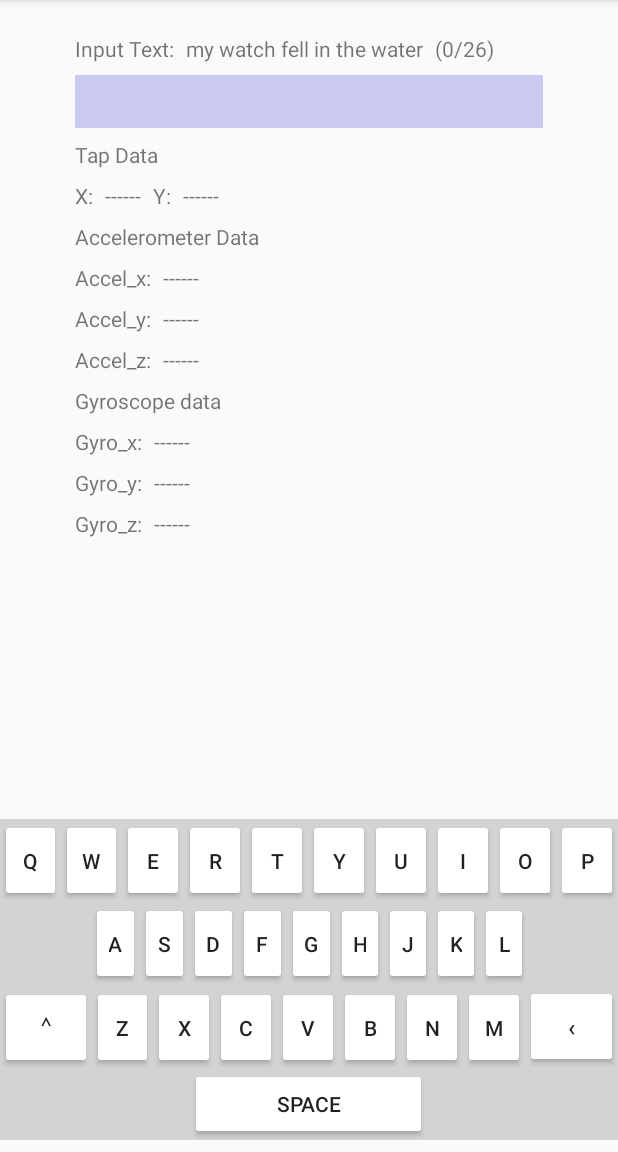
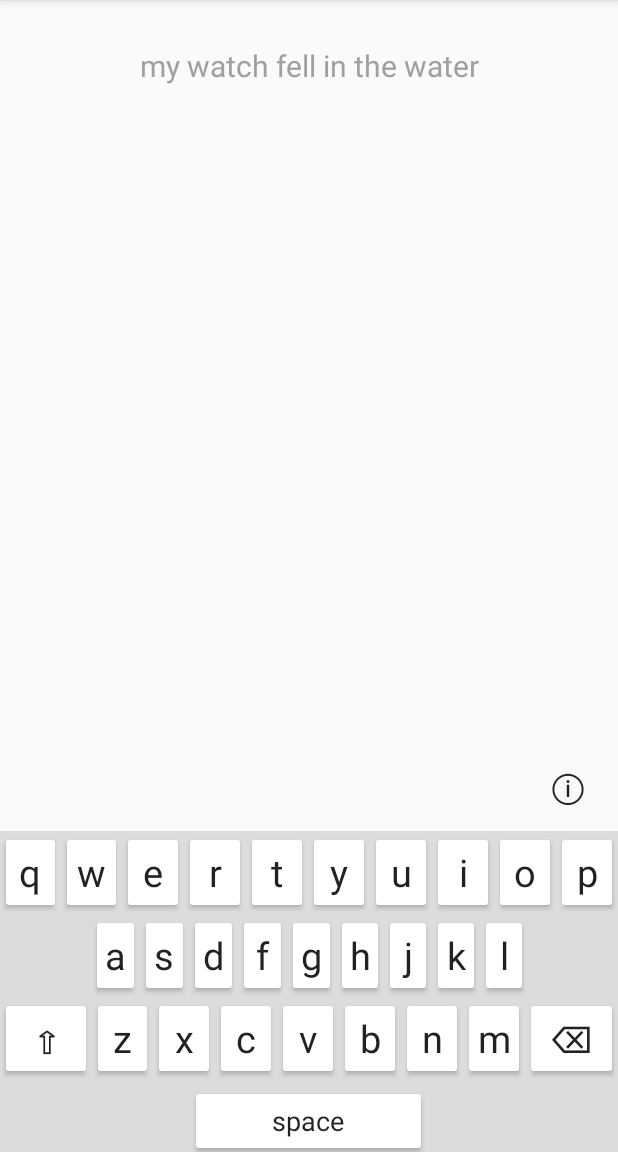
Before and after one commit to ErikLoo/Text-Entry-Data-Collector, an Android app: the screen it shows after launch (MainActivity), on a phone screen of 412 x 824 dp, the part 84-1236 px from its top. Run offline under Robolectric (Android 15) with nearby library versions, the phone set to English and light mode, and no system bars; libraries missing offline, so code that uses them is left out: org.apache.poi; 13 statements that could not run were skipped.

Commit message:
1.Reworked edit text. 2.reworked some the button icons. 3.The sensor are set hidden from the user by default. 4. Made the text appear bigger on each key

```diff
--- a/app/build.gradle
+++ b/app/build.gradle
@@ -4,7 +4,7 @@ android {
     compileSdkVersion 28
     defaultConfig {
         applicationId "com.example.myapplication"
-        minSdkVersion 15
+        minSdkVersion 16
         targetSdkVersion 28
         versionCode 1
         versionName "1.0"
--- /dev/null
+++ b/app/src/main/java/com/example/inAppKeyboard/InputStatusTracker.java
@@ -0,0 +1,5 @@
+package com.example.inAppKeyboard;
+
+public interface InputStatusTracker {
+    void updateCharCount();
+}
--- a/app/src/main/java/com/example/inAppKeyboard/MainActivity.java
+++ b/app/src/main/java/com/example/inAppKeyboard/MainActivity.java
@@ -4,21 +4,29 @@ import android.Manifest;
 import android.app.Activity;
 import android.content.Context;
 import android.content.pm.PackageManager;
+import android.graphics.Color;
 import android.hardware.Sensor;
 import android.hardware.SensorEvent;
 import android.hardware.SensorEventListener;
 import android.hardware.SensorManager;
+import android.support.constraint.ConstraintLayout;
 import android.support.v4.app.ActivityCompat;
 import android.support.v7.app.AppCompatActivity;
 import android.os.Bundle;
 import android.text.Editable;
 import android.text.InputType;
+import android.text.Spannable;
+import android.text.SpannableString;
 import android.text.TextWatcher;
+import android.text.style.ForegroundColorSpan;
 import android.util.Log;
+import android.view.Gravity;
 import android.view.MotionEvent;
 import android.view.View;
 import android.view.inputmethod.EditorInfo;
 import android.view.inputmethod.InputConnection;
+import android.view.inputmethod.InputMethod;
+import android.view.inputmethod.InputMethodManager;
 import android.widget.Button;
 import android.widget.EditText;
 import android.widget.TextView;
@@ -42,7 +50,7 @@ import java.io.IOException;
 import java.io.InputStream;
 import java.io.InputStreamReader;
 
-public class MainActivity extends AppCompatActivity {
+public class MainActivity extends AppCompatActivity implements InputStatusTracker {
     private TextView touch_x,touch_y;
     private MyCharacterKeyboard keyboard;
     private String inputText;
@@ -60,6 +68,13 @@ public class MainActivity extends AppCompatActivity {
     private TextView accel_x,accel_y,accel_z;
     private TextView gyro_x,gyro_y,gyro_z;
     private TextView char_count;
+
+    private Button show_data_but;
+    private ConstraintLayout data_view;
+
+    private EditText editText;
+    private Button next_but;
+
     @Override
     protected void onCreate(Bundle savedInstanceState) {
         super.onCreate(savedInstanceState);
@@ -70,7 +85,9 @@ public class MainActivity extends AppCompatActivity {
         touch_y = (TextView) findViewById(R.id.touch_y);
 
 //        initalize keyboard
-        final EditText editText = (EditText) findViewById(R.id.editText);
+//        final EditText editText = (EditText) findViewById(R.id.editText);
+        editText = (EditText) findViewById(R.id.editText);
+
         keyboard = (MyCharacterKeyboard) findViewById(R.id.character_keyboard);
         editText.setRawInputType(InputType.TYPE_CLASS_TEXT);
         editText.setTextIsSelectable(true);
@@ -78,11 +95,19 @@ public class MainActivity extends AppCompatActivity {
 
         ReadTextFile();
 
+//       read the first line of the txt file
+        inputText = readTextLine();
 
-//        read the first line of the txt file
-        inputText = readTextLine();
+//        Spannable WordtoSpan = new SpannableString(inputText);
+//        WordtoSpan.setSpan(new ForegroundColorSpan(Color.BLUE), 0, 6, Spannable.SPAN_EXCLUSIVE_EXCLUSIVE);
+//        editText.setText(WordtoSpan);
+
         input_text_view = (TextView) findViewById(R.id.input_text);
         input_text_view.setText(inputText);
+
+        editText.setText(inputText);
+        editText.setTextColor(Color.rgb(160,160,160));
+//        editText.setTextColor(color.);
 
         char_count = (TextView) findViewById(R.id.char_count);
         char_count.setText("(0/"+inputText.length()+")");
@@ -90,6 +115,7 @@ public class MainActivity extends AppCompatActivity {
 //        editText.setCursorVisible(true);
 //      add cursor
         editText.requestFocus();
+        editText.setSelection(0);
 
         InputConnection ic = editText.onCreateInputConnection(new EditorInfo());
         keyboard.setInputConnection(ic);
@@ -112,38 +138,20 @@ public class MainActivity extends AppCompatActivity {
         gyro_y = (TextView) findViewById(R.id.gyro_y);
         gyro_z = (TextView) findViewById(R.id.gyro_z);
 
-        final Button next_but = (Button) findViewById(R.id.next_but);
+//        final Button next_but = (Button) findViewById(R.id.next_but);
+        next_but = (Button) findViewById(R.id.next_but);
 
-        editText.addTextChangedListener(new TextWatcher() {
+//        hide the native keyboard if the editTExt is clicked
+        editText.setOnClickListener(new View.OnClickListener() {
             @Override
-            public void beforeTextChanged(CharSequence charSequence, int i, int i1, int i2) {
-
-            }
-
-            @Override
-            public void onTextChanged(CharSequence charSequence, int i, int i1, int i2) {
-                int strLen = charSequence.length();
-//                String t_x = touch_x.getText().toString();
-//                String t_y = touch_y.getText().toString();
-//
-                char_count.setText("("+strLen + "/"+inputText.length()+")");
-
-                if (strLen == inputText.length()){
-//                    make the button visible it the length is reached
-                    next_but.setVisibility(View.VISIBLE);
-//                    output a excel file to storage
-                }
-                else{
-                    next_but.setVisibility(View.INVISIBLE);
-                }
-
-            }
-
-            @Override
-            public void afterTextChanged(Editable editable) {
-
+            public void onClick(View view) {
+//                disable the keyboard
+                InputMethodManager imm = (InputMethodManager)getSystemService(Context.INPUT_METHOD_SERVICE);
+                imm.hideSoftInputFromWindow(view.getWindowToken(),0);
+                editText.setSelection(keyboard.getCursorPos());
             }
         });
+
 
         next_but.setOnClickListener(new View.OnClickListener() {
             @Override
@@ -154,6 +162,36 @@ public class MainActivity extends AppCompatActivity {
 //                read the next line of text
                 inputText = readTextLine();
                 input_text_view.setText(inputText);
+                editText.setText(inputText);
+                if (inputText!=null){char_count.setText("(0/"+inputText.length()+")");}
+                keyboard.reset_cursor();
+                next_but.setVisibility(View.INVISIBLE);
+
+            }
+        });
+
+        show_data_but = (Button) findViewById(R.id.show_data);
+//        show_data_but.setText("SHOW");
+
+        data_view = (ConstraintLayout) findViewById(R.id.data_view);
+
+        data_view.setVisibility(View.INVISIBLE);
+
+        show_data_but.setOnClickListener(new View.OnClickListener() {
+            @Override
+            public void onClick(View view) {
+                if (data_view.getVisibility()==View.VISIBLE){
+                    data_view.setVisibility(View.INVISIBLE);
+//                    show_data_but.setText("SHOW");
+//                    editText.setVisibility(View.INVISIBLE);
+                }
+                else{
+                    data_view.setVisibility(View.VISIBLE);
+//                    show_data_but.setText("HIDE");
+//                    editText.setVisibility(View.VISIBLE);
+//                    editText.requestFocus();
+
+                }
             }
         });
 
@@ -174,7 +212,10 @@ public class MainActivity extends AppCompatActivity {
             string = reader.readLine();
             if (string == null){
 //                close the stream is the end has been reached
-                Toast.makeText(getApplicationContext(),"All tasks complete",Toast.LENGTH_LONG).show();
+                Toast toast =  Toast.makeText(getApplicationContext(),"All tasks complete",Toast.LENGTH_LONG);
+                toast.setGravity(Gravity.CENTER, 0, 0);
+                toast.show();
+                keyboard.setVisibility(View.GONE);
                 is.close();
             }else{
                 return string;
@@ -280,4 +321,26 @@ public class MainActivity extends AppCompatActivity {
         touch_x.setText( Float.toString(x));
         touch_y.setText( Float.toString(y));
     }
+
+    public void justTest(){
+
+    }
+
+    @Override
+    public void updateCharCount() {
+        int strLen = inputText.length();
+//                String t_x = touch_x.getText().toString();
+//                String t_y = touch_y.getText().toString();
+//
+        char_count.setText("("+editText.getSelectionStart() + "/"+ strLen+")");
+
+        if (editText.getSelectionStart() == inputText.length()){
+//                    make the button visible it the length is reached
+            next_but.setVisibility(View.VISIBLE);
+//                    output a excel file to storage
+        }
+        else{
+            next_but.setVisibility(View.INVISIBLE);
+        }
+    }
 }
--- a/app/src/main/java/com/example/inAppKeyboard/MyCharacterKeyboard.java
+++ b/app/src/main/java/com/example/inAppKeyboard/MyCharacterKeyboard.java
@@ -4,11 +4,16 @@ import android.Manifest;
 import android.app.Activity;
 import android.content.Context;
 import android.content.pm.PackageManager;
+import android.graphics.Color;
 import android.support.v4.app.ActivityCompat;
 import android.support.v4.view.MotionEventCompat;
+import android.text.Spannable;
+import android.text.SpannableString;
 import android.text.TextUtils;
+import android.text.style.ForegroundColorSpan;
 import android.util.AttributeSet;
 import android.util.SparseArray;
+import android.view.Gravity;
 import android.view.HapticFeedbackConstants;
 import android.view.LayoutInflater;
 import android.view.MotionEvent;
@@ -16,6 +21,7 @@ import android.view.View;
 import android.view.ViewGroup;
 import android.view.inputmethod.InputConnection;
 import android.widget.Button;
+import android.widget.EditText;
 import android.widget.LinearLayout;
 import android.widget.TextView;
 import android.widget.Toast;
@@ -51,7 +57,7 @@ public class MyCharacterKeyboard extends LinearLayout implements View.OnClickLis
 
     private TextView touch_x,touch_y;
 
-    private Activity myActivty;
+    private Activity myActivity;
 
 //    log time
     private Workbook wb;
@@ -70,6 +76,12 @@ public class MyCharacterKeyboard extends LinearLayout implements View.OnClickLis
     private int gyro_id = 2;
     private long gyrcoTime;
     private int[] row_count_array = {1,1,1};
+
+    private EditText editText;
+
+    private Spannable WordtoSpan;
+
+    private int cursor_pos = 0;
 
     public MyCharacterKeyboard(Context context) {
         this(context, null, 0);
@@ -175,13 +187,13 @@ public class MyCharacterKeyboard extends LinearLayout implements View.OnClickLis
         keyValues.put(R.id.button_m, "m");
         keyValues.put(R.id.button_space, " ");
 
-        myActivty = (Activity) this.getContext();
+        myActivity = (Activity) this.getContext();
 //        System.out.println("Myactivity: " + myActivty);
 
-        if (ActivityCompat.checkSelfPermission(myActivty, Manifest.permission.WRITE_EXTERNAL_STORAGE)
+        if (ActivityCompat.checkSelfPermission(myActivity, Manifest.permission.WRITE_EXTERNAL_STORAGE)
                 != PackageManager.PERMISSION_GRANTED) {
 
-            ActivityCompat.requestPermissions((Activity) myActivty,
+            ActivityCompat.requestPermissions((Activity) myActivity,
                     new String[]{Manifest.permission.WRITE_EXTERNAL_STORAGE}, 1);
 
             return;
@@ -220,6 +232,12 @@ public class MyCharacterKeyboard extends LinearLayout implements View.OnClickLis
 
         String [] gyro_list = {"time","gyro_x","gyro_y","gyro_z"};
         generate_header("gyro_data", gyro_list);
+
+//        reset the all the counters
+        row_count_array[0] = 1;
+        row_count_array[1] = 1;
+        row_count_array[2] = 1;
+        row_count=1;
     }
 
     private void generate_header(String sheetName,String[] headerList){
@@ -308,13 +326,19 @@ public class MyCharacterKeyboard extends LinearLayout implements View.OnClickLis
     }
 
     public void output_excel(String text_entry){
-        File file = new File(myActivty.getExternalFilesDir(null),"text_entry_"+text_entry+".xls");
+        File file = new File(myActivity.getExternalFilesDir(null),"text_entry_"+text_entry+".xls");
         FileOutputStream outputStream =null;
 
         try {
             outputStream=new FileOutputStream(file);
             wb.write(outputStream);
-            Toast.makeText(getContext(),"saving " + "text_entry_"+text_entry+".xls" + myActivty.getExternalFilesDir(null),Toast.LENGTH_LONG).show();
+//            Toast.makeText(getContext(),"saving " + "text_entry_"+text_entry+".xls" + myActivity.getExternalFilesDir(null),Toast.LENGTH_LONG).show();
+
+
+            Toast toast =  Toast.makeText(getContext(),"saving " + "text_entry_"+text_entry+".xls" + myActivity.getExternalFilesDir(null),Toast.LENGTH_LONG);
+            toast.setGravity(Gravity.CENTER, 0, 0);
+            toast.show();
+
         } catch (java.io.IOException e) {
             e.printStackTrace();
 
@@ -332,25 +356,55 @@ public class MyCharacterKeyboard extends LinearLayout implements View.OnClickLis
     @Override
     public void onClick(View view) {
         String myChar;
+        editText = (EditText) myActivity.findViewById(R.id.editText);
+        WordtoSpan = new SpannableString(editText.getText());
+//        set text color to black
+        WordtoSpan.setSpan(new ForegroundColorSpan(Color.rgb(160,160,160)), 0, editText.getText().length(), Spannable.SPAN_EXCLUSIVE_EXCLUSIVE);
         if (inputConnection == null)
             return;
 
         if (view.getId() == R.id.button_del) {
             CharSequence selectedText = inputConnection.getSelectedText(0);
 
-            if (TextUtils.isEmpty(selectedText)) {
-                inputConnection.deleteSurroundingText(1, 0);
-            } else {
-                inputConnection.commitText("", 1);
+//            if (TextUtils.isEmpty(selectedText)) {
+////                inputConnection.deleteSurroundingText(1, 0);
+//                editText.setSelection(cursor_pos);
+//            } else {
+////                inputConnection.commitText("", 1);
+//                cursor_pos--;
+//                editText.setSelection(cursor_pos);
+//
+//            }
+
+            myChar = "Delete";
+
+//            inputConnection.commitText("a", 1);
+//            inputConnection.deleteSurroundingText(1, 0);
+
+            if (cursor_pos>0){cursor_pos--;}
+
+            if (cursor_pos<editText.getText().length()) {
+                WordtoSpan.setSpan(new ForegroundColorSpan(Color.RED), 0, cursor_pos, Spannable.SPAN_EXCLUSIVE_EXCLUSIVE);
+                editText.setText(WordtoSpan);
+                editText.setSelection(cursor_pos);
             }
-            myChar = "Delete";
         } else {
             String value = keyValues.get(view.getId());
             myChar =value;
 
             if (value.equals(" ")){myChar = "Space";}
 
-            inputConnection.commitText(value, 1);
+//            used to tigger a onTextChange response
+//            inputConnection.commitText("a", 1);
+//            inputConnection.deleteSurroundingText(1, 0);
+
+            if (cursor_pos<editText.getText().length()) {
+                cursor_pos++;
+                WordtoSpan.setSpan(new ForegroundColorSpan(Color.RED), 0, cursor_pos, Spannable.SPAN_EXCLUSIVE_EXCLUSIVE);
+                editText.setText(WordtoSpan);
+                editText.setSelection(cursor_pos);
+            }
+
         }
 
 //      perform haptic feedback
@@ -364,6 +418,12 @@ public class MyCharacterKeyboard extends LinearLayout implements View.OnClickLis
                 HapticFeedbackConstants.VIRTUAL_KEY,
                 HapticFeedbackConstants.FLAG_IGNORE_GLOBAL_SETTING  // Ignore device's setting. Otherwise, you can use FLAG_IGNORE_VIEW_SETTING to ignore view's setting.
         );
+
+//        need to cast getContext to the interface type in order to access the method
+        ((InputStatusTracker) getContext()).updateCharCount();
+
+//        update the char count in the main function
+
     }
 
     public void setInputConnection(InputConnection ic) {
@@ -376,8 +436,8 @@ public class MyCharacterKeyboard extends LinearLayout implements View.OnClickLis
         mLastX = event.getX();
         mLastY = event.getY();
 
-        touch_x = (TextView) myActivty.findViewById(R.id.touch_x);
-        touch_y = (TextView) myActivty.findViewById(R.id.touch_y);
+        touch_x = (TextView) myActivity.findViewById(R.id.touch_x);
+        touch_y = (TextView) myActivity.findViewById(R.id.touch_y);
 
 
 //        Always return false as we are not trying to intercept the touch event
@@ -395,6 +455,7 @@ public class MyCharacterKeyboard extends LinearLayout implements View.OnClickLis
 
         touchTime = System.currentTimeMillis();
         float[] touch_data = {mLastX,mLastY};
+//        Toast.makeText(getContext(),"touch_data x: " + touch_data[0], Toast.LENGTH_SHORT).show();
         add_data_rows("touch_data",touch_id,touchTime,touch_data);
         return false;
     }
@@ -403,4 +464,13 @@ public class MyCharacterKeyboard extends LinearLayout implements View.OnClickLis
         Toast.makeText(getContext(),"Typing complete. Saving data...", Toast.LENGTH_SHORT).show();
     }
 
+    public void reset_cursor(){
+        cursor_pos = 0;
+        editText.setSelection(cursor_pos);
+    }
+
+    public int getCursorPos(){
+        return cursor_pos;
+    }
+
 }
--- a/app/src/main/res/layout/activity_main.xml
+++ b/app/src/main/res/layout/activity_main.xml
@@ -7,45 +7,27 @@
     tools:context=".MainActivity">
 
     <TextView
-        android:id="@+id/textView12"
+        android:id="@+id/input_text"
         android:layout_width="wrap_content"
         android:layout_height="wrap_content"
         android:layout_marginBottom="8dp"
-        android:text="Input Text:"
+        android:text="Input Text"
+        android:textSize="23dp"
+        android:visibility="invisible"
         app:layout_constraintBottom_toTopOf="@+id/editText"
         app:layout_constraintStart_toStartOf="@+id/editText" />
 
-    <TextView
-        android:id="@+id/input_text"
-        android:layout_width="wrap_content"
-        android:layout_height="wrap_content"
-        android:layout_marginStart="8dp"
-        android:layout_marginLeft="8dp"
-        android:layout_marginBottom="8dp"
-        android:text="------"
-        app:layout_constraintBottom_toTopOf="@+id/editText"
-        app:layout_constraintStart_toEndOf="@+id/textView12" />
-
-    <TextView
-        android:id="@+id/char_count"
-        android:layout_width="wrap_content"
-        android:layout_height="wrap_content"
-        android:layout_marginStart="8dp"
-        android:layout_marginLeft="8dp"
-        android:layout_marginBottom="8dp"
-        android:text=""
-        app:layout_constraintBottom_toTopOf="@+id/editText"
-        app:layout_constraintStart_toEndOf="@+id/input_text" />
 
     <EditText
         android:id="@+id/editText"
-        android:layout_width="match_parent"
+        android:layout_width="wrap_content"
         android:layout_height="wrap_content"
         android:layout_alignParentTop="true"
-        android:layout_margin="50dp"
+        android:layout_margin="30dp"
         android:layout_marginTop="56dp"
-        android:background="#c9c9f1"
-        android:padding="5dp"
+        android:background="@null"
+        android:padding="0dp"
+        android:textSize="20dp"
         app:layout_constraintEnd_toEndOf="parent"
         app:layout_constraintStart_toStartOf="parent"
         app:layout_constraintTop_toTopOf="parent" />
@@ -53,10 +35,11 @@
     <Button
         android:id="@+id/next_but"
         android:layout_width="58dp"
-        android:layout_height="32dp"
+        android:layout_height="wrap_content"
         android:layout_marginTop="4dp"
-        android:text="Next"
-        android:textSize="10dp"
+        android:text="\u27a0"
+        android:textSize="30dp"
+        android:background="@null"
         android:visibility="invisible"
         app:layout_constraintEnd_toEndOf="@+id/editText"
         app:layout_constraintTop_toBottomOf="@+id/editText" />
@@ -69,14 +52,51 @@
         <!--android:layout_alignParentBottom="true"-->
         <!--/>-->
 
+    <Button
+        android:id="@+id/show_data"
+        android:layout_width="58dp"
+        android:layout_height="wrap_content"
+        android:layout_marginEnd="4dp"
+        android:layout_marginRight="4dp"
+        android:layout_marginBottom="4dp"
+        android:background="@null"
+        android:text="\u24d8"
+        android:textSize="25dp"
+        app:layout_constraintBottom_toTopOf="@+id/character_keyboard"
+        app:layout_constraintEnd_toEndOf="parent" />
+
+    <android.support.constraint.ConstraintLayout
+        android:id="@+id/data_view"
+        android:layout_width="wrap_content"
+        android:layout_height="wrap_content"
+        android:layout_marginStart="8dp"
+        android:layout_marginLeft="8dp"
+        android:layout_marginBottom="8dp"
+        android:theme="@style/AppTheme2"
+        app:layout_constraintBottom_toTopOf="@+id/character_keyboard"
+        app:layout_constraintStart_toStartOf="parent">
+
+        <TextView
+            android:id="@+id/char_count"
+            android:layout_width="wrap_content"
+            android:layout_height="wrap_content"
+            android:layout_marginStart="8dp"
+            android:layout_marginLeft="8dp"
+            android:text="(/)"
+            app:layout_constraintBottom_toBottomOf="@+id/textView2"
+            app:layout_constraintStart_toEndOf="@+id/textView2"
+            app:layout_constraintTop_toTopOf="@+id/textView2" />
+
         <TextView
             android:id="@+id/textView2"
             android:layout_width="wrap_content"
             android:layout_height="wrap_content"
+            android:layout_marginStart="8dp"
+            android:layout_marginLeft="8dp"
             android:layout_marginTop="8dp"
             android:text="Tap Data"
-        app:layout_constraintStart_toStartOf="@+id/editText"
-        app:layout_constraintTop_toBottomOf="@+id/editText" />
+            app:layout_constraintStart_toStartOf="parent"
+            app:layout_constraintTop_toTopOf="parent" />
 
         <TextView
             android:id="@+id/textView3"
@@ -259,11 +279,13 @@
             app:layout_constraintStart_toEndOf="@+id/textView11"
             app:layout_constraintTop_toBottomOf="@+id/gyro_y" />
 
+    </android.support.constraint.ConstraintLayout>
+
+
     <com.example.inAppKeyboard.MyCharacterKeyboard
         android:id="@+id/character_keyboard"
         android:layout_width="match_parent"
         android:layout_height="wrap_content"
-        android:layout_marginBottom="8dp"
         android:orientation="vertical"
         app:layout_constraintBottom_toBottomOf="parent" />
 
--- a/app/src/main/res/layout/character_keyboard.xml
+++ b/app/src/main/res/layout/character_keyboard.xml
@@ -232,10 +232,9 @@
             android:layout_width="0dp"
             android:layout_height="@dimen/key_height"
             android:backgroundTint="@color/pureWhite"
-
             android:layout_weight="1.5"
-            android:textSize="16dp"
-            android:text="&#8963;" />
+            android:textStyle="bold"
+            android:text="\u21e7" />
 
         <Button
             android:id="@+id/button_z"
@@ -295,9 +294,7 @@
             android:id="@+id/button_m"
             android:layout_width="0dp"
             android:layout_height="@dimen/key_height"
-
             android:backgroundTint="@color/pureWhite"
-
             android:layout_weight="1"
             android:text="m" />
 
@@ -308,10 +305,8 @@
             android:layout_width="0dp"
             android:layout_height="@dimen/key_height"
             android:backgroundTint="@color/pureWhite"
-
             android:layout_weight="1.5"
-            android:textSize="16dp"
-            android:text="&#8249;" />
+            android:text="\u232b" />
 
     </LinearLayout>
 
@@ -340,7 +335,7 @@
             android:layout_height="wrap_content"
             android:layout_weight="4"
             android:backgroundTint="@color/pureWhite"
-
+            android:textSize="18dp"
             android:text="space" />
 
         <Button
--- a/app/src/main/res/values/colors.xml
+++ b/app/src/main/res/values/colors.xml
@@ -6,7 +6,7 @@
     <color name="colorPrimaryDark">#00574B</color>
     <color name="colorAccent">#FF0000</color>
     <color name="darkWhite">#E5E5E5</color>
-    <color name = "lightGrey">#D3D3D3</color>
+    <color name = "lightGrey">#DCDCDC</color>
     <color name="dimgrey">#696969</color>
     <color name = "transparent">#00000000</color>
 </resources>
--- a/app/src/main/res/values/styles.xml
+++ b/app/src/main/res/values/styles.xml
@@ -6,6 +6,23 @@
         <item name="colorPrimary">@color/colorPrimary</item>
         <item name="colorPrimaryDark">@color/colorPrimaryDark</item>
         <item name="colorAccent">@color/colorAccent</item>
+        <item name="android:textAllCaps">false</item>
+        <item name="android:padding">0dp</item>
+        <item name="android:textSize">25sp</item>
+        <item name="android:fontFamily">"sans-serif"</item>
+
+    </style>
+
+    <style name="AppTheme2">
+        <!-- Customize your theme here. -->
+        <item name="colorPrimary">@color/colorPrimary</item>
+        <item name="colorPrimaryDark">@color/colorPrimaryDark</item>
+        <item name="colorAccent">@color/colorAccent</item>
+        <item name="android:textAllCaps">false</item>
+        <item name="android:padding">0dp</item>
+        <item name="android:textSize">16sp</item>
+        <item name="android:fontFamily">"sans-serif"</item>
+
     </style>
 
 </resources>
```
Lines whose indentation alone changed are shown as unchanged.
